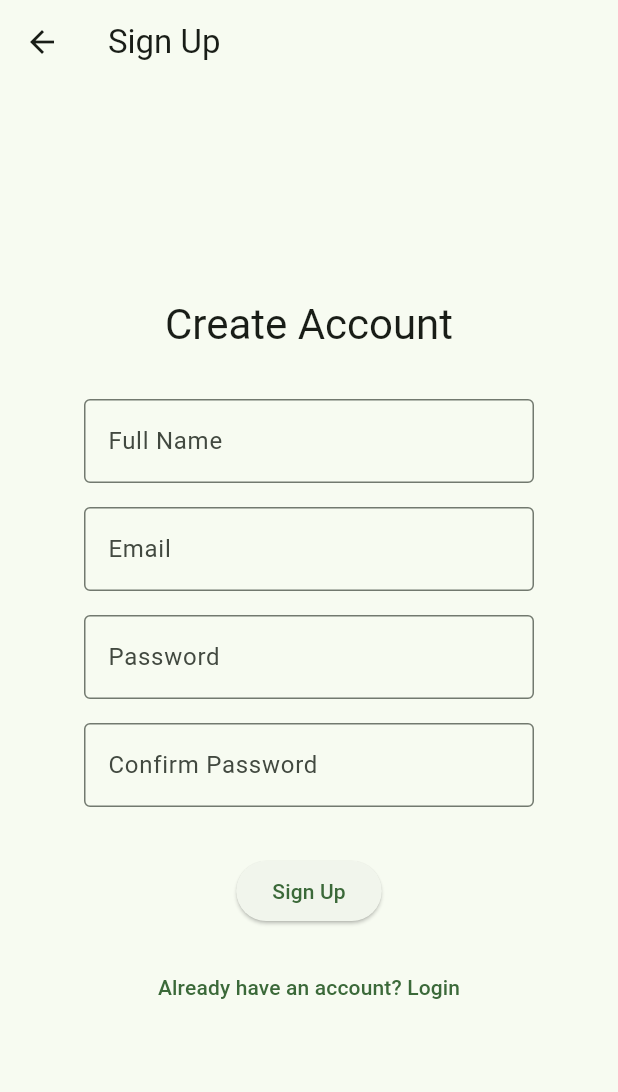
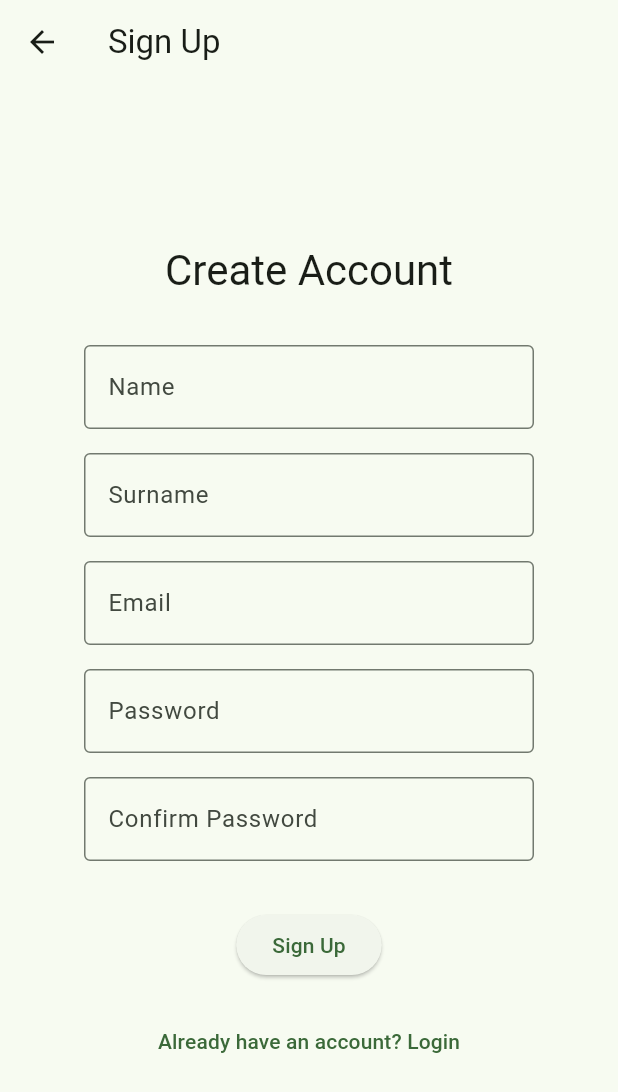
Before and after one commit to ecehankalkan/cs308-group14, a Flutter app: the SignupPage screen opened by its route, on a phone screen of 412 x 824 dp. Shown: the top 1092 px of the screen. Run offline on Flutter 3.47's test engine with Material 3 defaults, Android fonts, the phone set to English and light mode, and no system bars.

Commit message:
feat: add signup page with name, surname, email, password, and confirm password fields

```diff
--- a/frontend/lib/pages/signup_page.dart
+++ b/frontend/lib/pages/signup_page.dart
@@ -9,6 +9,7 @@ class SignupPage extends StatefulWidget {
 
 class _SignupPageState extends State<SignupPage> {
   final _nameController = TextEditingController();
+  final _surnameController = TextEditingController();
   final _emailController = TextEditingController();
   final _passwordController = TextEditingController();
   final _confirmPasswordController = TextEditingController();
@@ -16,6 +17,7 @@ class _SignupPageState extends State<SignupPage> {
   @override
   void dispose() {
     _nameController.dispose();
+    _surnameController.dispose();
     _emailController.dispose();
     _passwordController.dispose();
     _confirmPasswordController.dispose();
@@ -44,7 +46,15 @@ class _SignupPageState extends State<SignupPage> {
                 TextField(
                   controller: _nameController,
                   decoration: const InputDecoration(
-                    labelText: 'Full Name',
+                    labelText: 'Name',
+                    border: OutlineInputBorder(),
+                  ),
+                ),
+                const SizedBox(height: 16),
+                TextField(
+                  controller: _surnameController,
+                  decoration: const InputDecoration(
+                    labelText: 'Surname',
                     border: OutlineInputBorder(),
                   ),
                 ),
```
